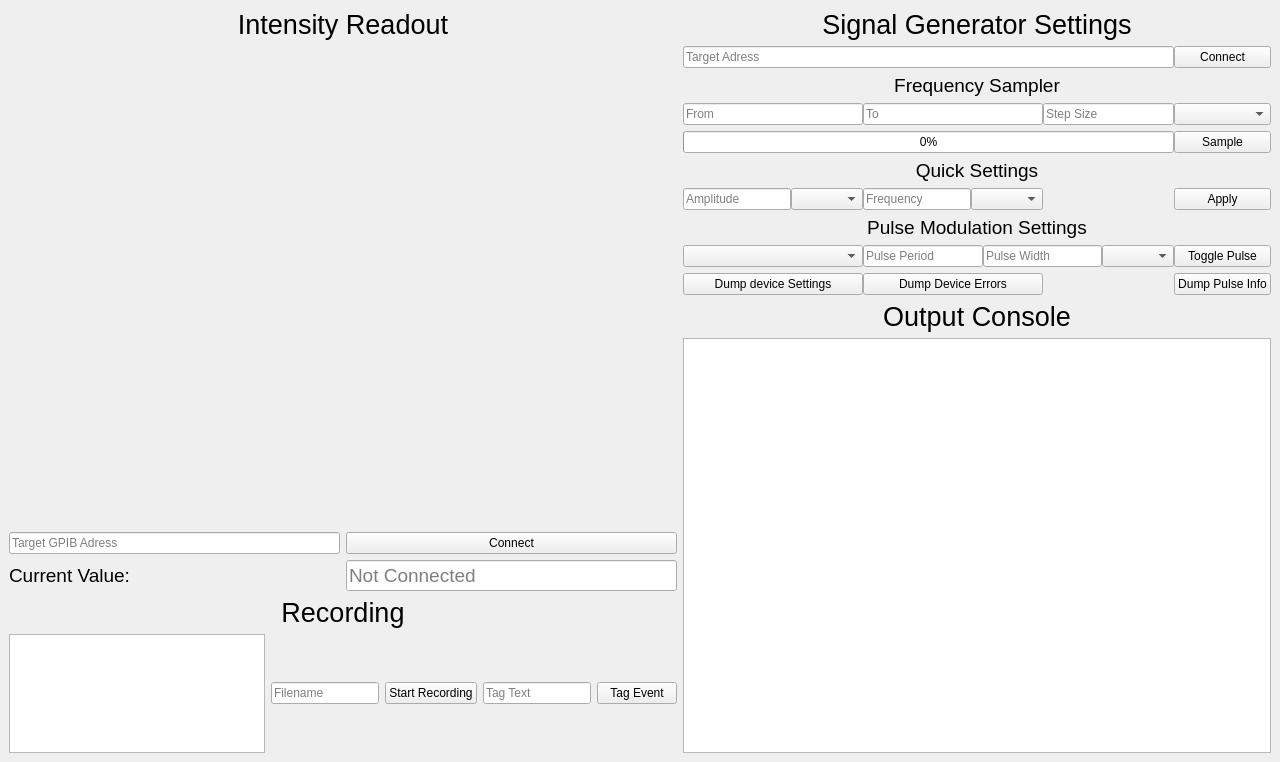
Before: the Qt Designer form mainwindow.ui in tzeis/nvro_py, drawn with Qt 5.
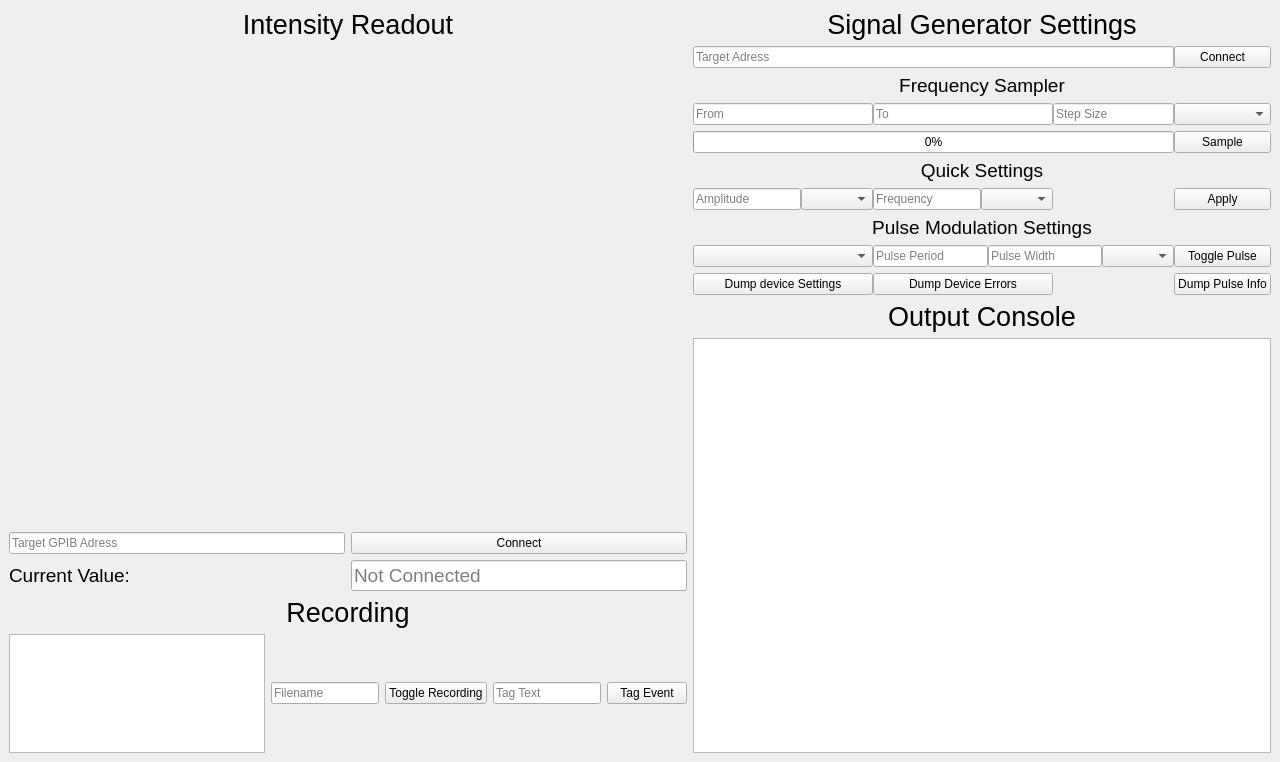
After: the same form once the commit is applied. Custom widgets are drawn as their Qt base class.

Commit message: Modified recording function

What changed in the file:
```diff
--- a/mainwindow.ui
+++ b/mainwindow.ui
@@ -135,7 +135,7 @@
         <item>
          <widget class="QPushButton" name="toggle_recording_pushbutton">
           <property name="text">
-           <string>Start Recording</string>
+           <string>Toggle Recording</string>
           </property>
          </widget>
         </item>
```
The commit also changes 2 other files.
